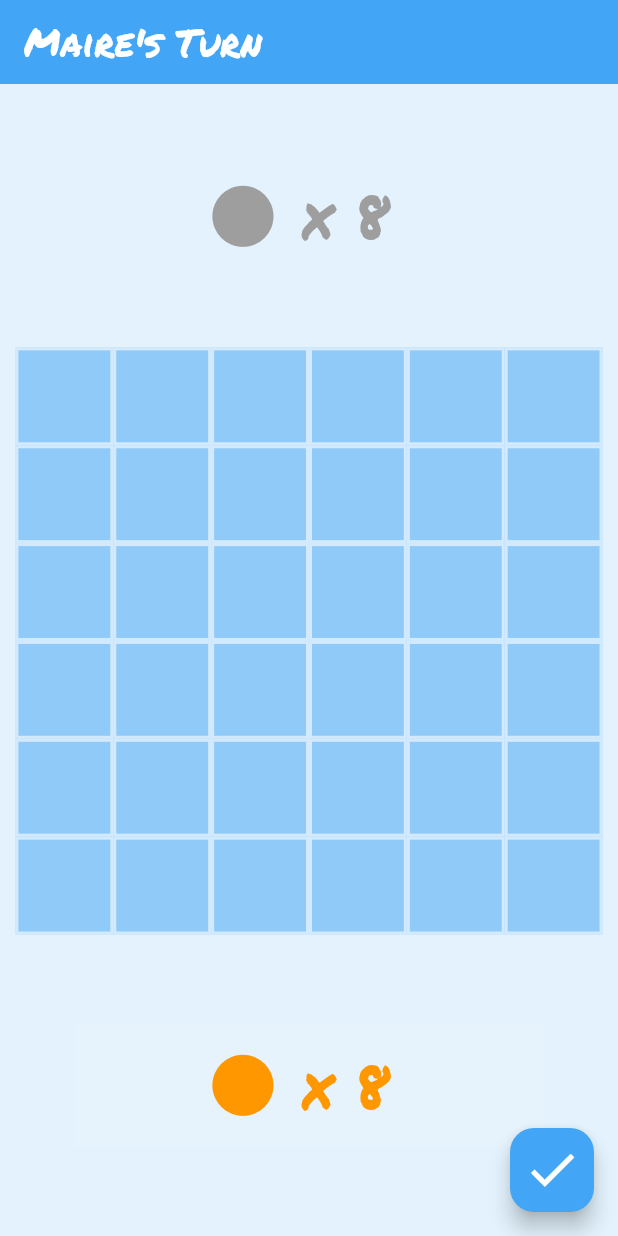
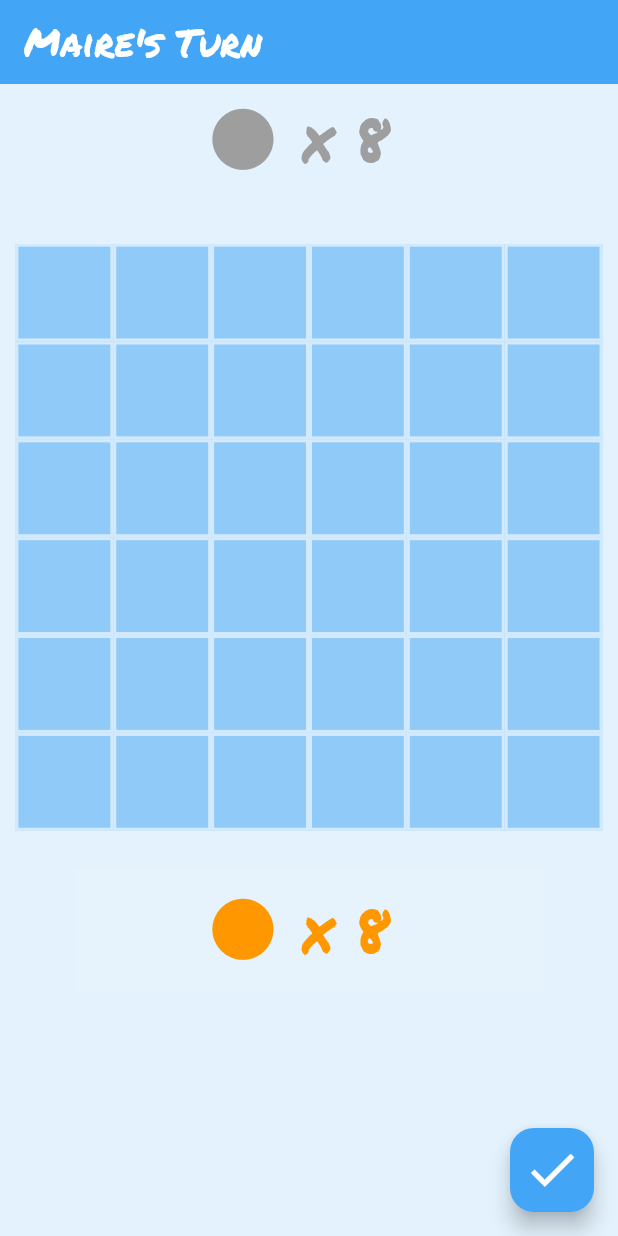
Before and after one commit to LiamWhitenack/boop, a Flutter app: the screen it shows after launch, on a phone screen of 412 x 824 dp. Run offline on Flutter 3.47's test engine with Material 2 defaults, Android fonts, the phone set to English and light mode, and no system bars.

Commit message:
fixed vertical overflow

```diff
--- a/lib/my_game_page.dart
+++ b/lib/my_game_page.dart
@@ -69,17 +69,19 @@ class _MyGamePageState extends State<MyGamePage> {
       body: Container(
         color: Colors.blue.shade50,
         child: Center(
-          child: Column(
-            mainAxisAlignment: MainAxisAlignment.spaceEvenly,
+          child: ListView(
+            children: [
+              Column(
+                children: [
+                  SizedBox(height: screenHeight * 0.01),
+                  // ohter player's pieces
+                  SizedBox(
+                    width: gridLength + 2.5,
+                    child: Row(
+                      mainAxisAlignment: MainAxisAlignment.center,
                       children: [
                         // cats
                         SizedBox(
-                width: gridLength,
-                child: Row(
-                  mainAxisAlignment: MainAxisAlignment.center,
-                  children: [
-                    SizedBox(
-                      // color: Colors.black,
                           width: otherPlayer.tempCats.isNotEmpty ? gridLength * 0.35 : 0,
                           child: otherPlayer.tempCats.isNotEmpty
                               // true
@@ -100,7 +102,7 @@ class _MyGamePageState extends State<MyGamePage> {
                             : const SizedBox(),
                         // kittens
                         // ignore: sized_box_for_whitespace
-                    Container(
+                        SizedBox(
                           width: otherPlayer.tempKittens.isNotEmpty ? gridLength * 0.35 : 0,
                           child: otherPlayer.tempKittens.isNotEmpty
                               ? Row(
@@ -118,6 +120,8 @@ class _MyGamePageState extends State<MyGamePage> {
                       ],
                     ),
                   ),
+
+                  SizedBox(height: screenHeight * 0.05),
                   SizedBox(
                     height: gridLength,
                     width: gridLength,
@@ -131,6 +135,7 @@ class _MyGamePageState extends State<MyGamePage> {
                       refreshMyGamePageState: refreshMyGamePageState,
                     ),
                   ),
+                  SizedBox(height: screenHeight * 0.03),
                   Container(
                     color: Colors.white10,
                     height: screenHeight * 0.1,
@@ -148,7 +153,7 @@ class _MyGamePageState extends State<MyGamePage> {
                                   children: [
                                     Draggable<String>(
                                         onDragStarted: () {
-                                      setState(() {});
+                                          widget.board.undoLastBoop();
                                         },
                                         data: 'Cat',
                                         feedback: CatWidget(catColor: activePlayer.color),
@@ -175,7 +180,7 @@ class _MyGamePageState extends State<MyGamePage> {
                                   children: [
                                     Draggable<String>(
                                       onDragStarted: () {
-                                    setState(() {});
+                                        widget.board.undoLastBoop();
                                       },
                                       data: 'Kitten',
                                       feedback: KittenWidget(kittenColor: activePlayer.color),
@@ -194,6 +199,8 @@ class _MyGamePageState extends State<MyGamePage> {
                   ),
                 ],
               ),
+            ],
+          ),
         ),
       ),
     );
```
Lines whose indentation alone changed are shown as unchanged.
